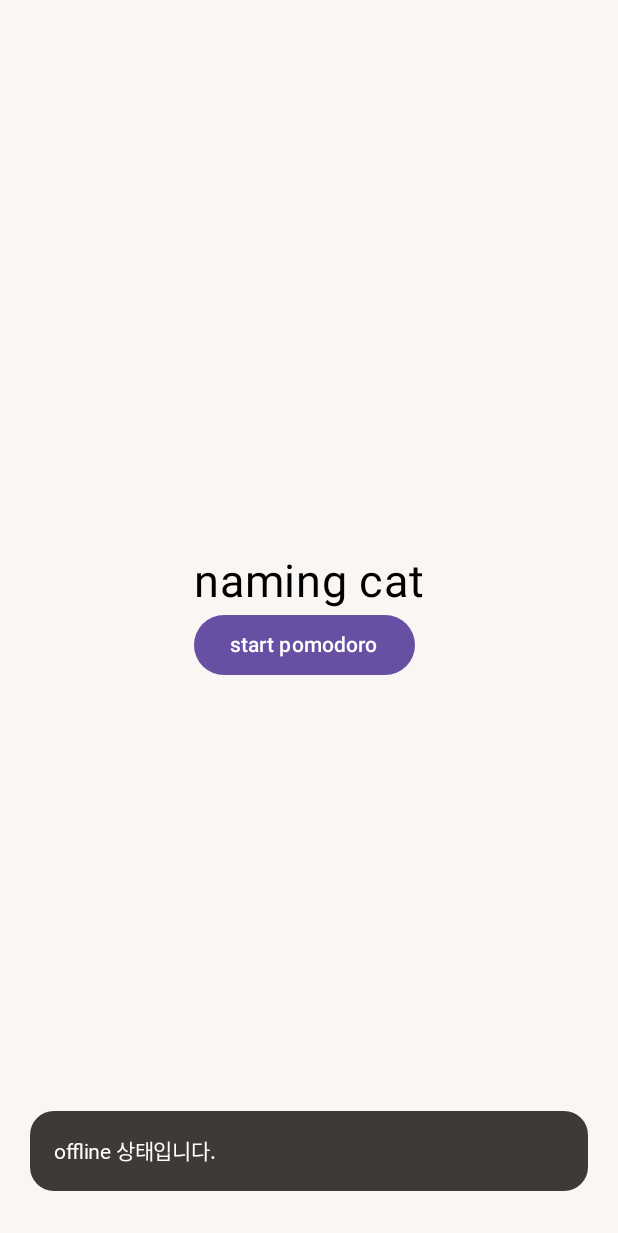
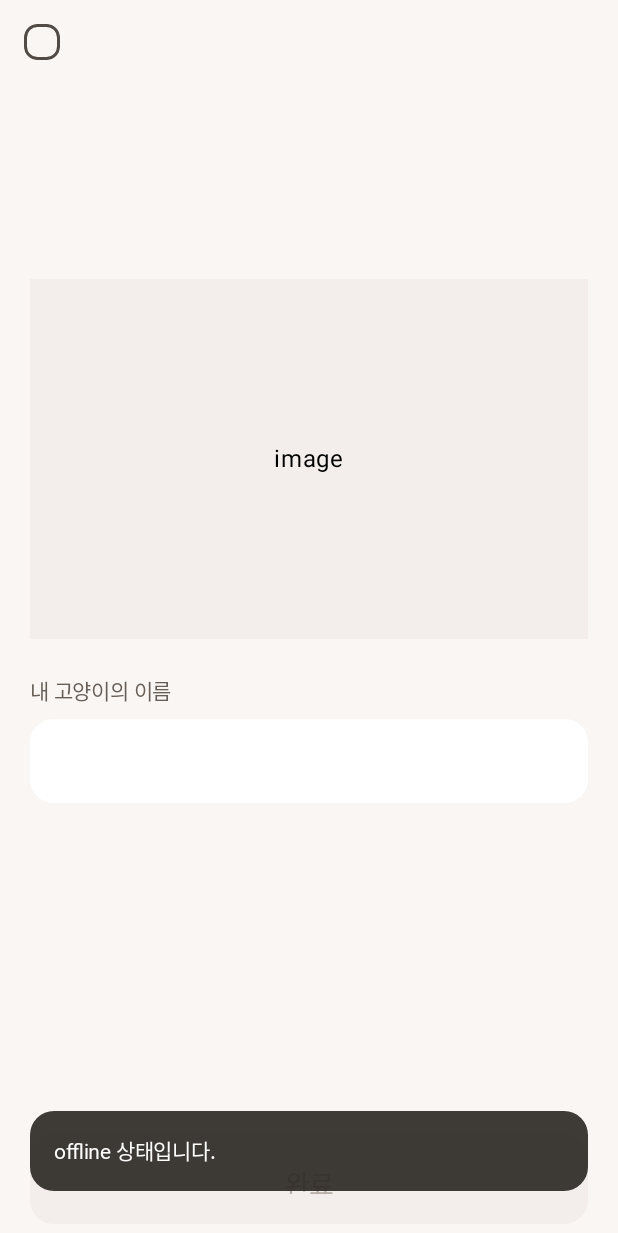
Before and after one commit to Nexters/PomoNyang-Android, an Android app built with Jetpack Compose: the OnboardingNamingCatRoute screen opened through its navigation route, on a phone screen of 412 x 824 dp. Shown: the top 1233 px of the screen. Run offline under Robolectric (Android 15) with nearby library versions, the light colour scheme and no system bars; our stand-ins replace Dagger/Hilt's generated code, Timber; network calls fail; Roboto replaces fonts that are not available here.

Commit message:
[CAT-170] 고양이 이름 짓기 화면 UI (#50)

```diff
--- /dev/null
+++ b/presentation/src/main/java/com/pomonyang/mohanyang/presentation/designsystem/textfield/MnTextField.kt
@@ -0,0 +1,195 @@
+package com.pomonyang.mohanyang.presentation.designsystem.textfield
+
+import androidx.compose.foundation.BorderStroke
+import androidx.compose.foundation.background
+import androidx.compose.foundation.clickable
+import androidx.compose.foundation.interaction.MutableInteractionSource
+import androidx.compose.foundation.interaction.collectIsFocusedAsState
+import androidx.compose.foundation.layout.Box
+import androidx.compose.foundation.layout.Column
+import androidx.compose.foundation.layout.fillMaxSize
+import androidx.compose.foundation.layout.fillMaxWidth
+import androidx.compose.foundation.layout.height
+import androidx.compose.foundation.layout.padding
+import androidx.compose.foundation.shape.RoundedCornerShape
+import androidx.compose.foundation.text.BasicTextField
+import androidx.compose.foundation.text.KeyboardActions
+import androidx.compose.foundation.text.KeyboardOptions
+import androidx.compose.foundation.text.selection.LocalTextSelectionColors
+import androidx.compose.foundation.text.selection.TextSelectionColors
+import androidx.compose.material3.Surface
+import androidx.compose.material3.Text
+import androidx.compose.runtime.Composable
+import androidx.compose.runtime.CompositionLocalProvider
+import androidx.compose.runtime.getValue
+import androidx.compose.runtime.mutableStateOf
+import androidx.compose.runtime.remember
+import androidx.compose.ui.Alignment
+import androidx.compose.ui.Modifier
+import androidx.compose.ui.draw.clip
+import androidx.compose.ui.focus.FocusManager
+import androidx.compose.ui.graphics.Color
+import androidx.compose.ui.graphics.SolidColor
+import androidx.compose.ui.platform.LocalFocusManager
+import androidx.compose.ui.platform.LocalSoftwareKeyboardController
+import androidx.compose.ui.platform.SoftwareKeyboardController
+import androidx.compose.ui.text.TextStyle
+import androidx.compose.ui.text.input.VisualTransformation
+import androidx.compose.ui.tooling.preview.Preview
+import androidx.compose.ui.unit.Dp
+import androidx.compose.ui.unit.dp
+import com.pomonyang.mohanyang.presentation.designsystem.token.MnColor
+import com.pomonyang.mohanyang.presentation.designsystem.token.MnRadius
+import com.pomonyang.mohanyang.presentation.designsystem.token.MnSpacing
+import com.pomonyang.mohanyang.presentation.theme.MnTheme
+
+@Composable
+fun MnTextField(
+    value: String,
+    onValueChange: (String) -> Unit,
+    modifier: Modifier = Modifier,
+    isSingleLine: Boolean = true,
+    textColor: Color = MnTheme.textColorScheme.primary,
+    textStyle: TextStyle = MnTheme.typography.bodySemiBold,
+    counterMaxLength: Int = 0,
+    readOnly: Boolean = false,
+    isEnabled: Boolean = true,
+    hint: String = "",
+    hintTextStyle: TextStyle = MnTheme.typography.bodySemiBold,
+    isError: Boolean = false,
+    errorMessage: String = "",
+    errorTextStyle: TextStyle = MnTheme.typography.captionRegular,
+    backgroundColor: Color = Color.Unspecified,
+    borderColor: Color = MnColor.Orange500,
+    borderWidth: Dp = 1.dp,
+    visualTransformation: VisualTransformation = VisualTransformation.None,
+    interactionSource: MutableInteractionSource = remember { MutableInteractionSource() },
+    focusManager: FocusManager = LocalFocusManager.current,
+    keyboardController: SoftwareKeyboardController? = LocalSoftwareKeyboardController.current,
+    keyboardOptions: KeyboardOptions = KeyboardOptions.Default,
+    keyboardActions: KeyboardActions = KeyboardActions(
+        onDone = {
+            keyboardController?.hide()
+            focusManager.clearFocus(true)
+        }
+    ),
+    textSelectionColors: TextSelectionColors = TextSelectionColors(
+        handleColor = MnTheme.backgroundColorScheme.accent1,
+        backgroundColor = Color.Transparent
+    )
+) {
+    val height = 56.dp
+    val containerColor = if (isEnabled) backgroundColor else MnTheme.backgroundColorScheme.secondary
+    val contentColor = if (isEnabled) textColor else MnTheme.textColorScheme.disabled
+
+    val isFocused by interactionSource.collectIsFocusedAsState()
+
+    CompositionLocalProvider(
+        LocalTextSelectionColors provides textSelectionColors
+    ) {
+        Column(modifier = modifier) {
+            BasicTextField(
+                modifier = Modifier
+                    .fillMaxWidth()
+                    .height(height),
+                value = value,
+                onValueChange = {
+                    val newValue = if (counterMaxLength > 0) {
+                        it.take(counterMaxLength)
+                    } else {
+                        it
+                    }
+                    onValueChange(newValue)
+                },
+
+                enabled = isEnabled,
+                readOnly = readOnly,
+                textStyle = textStyle.copy(contentColor),
+                keyboardOptions = keyboardOptions,
+                keyboardActions = keyboardActions,
+                singleLine = isSingleLine,
+                interactionSource = interactionSource,
+                visualTransformation = visualTransformation,
+                cursorBrush = SolidColor(MnTheme.backgroundColorScheme.accent1),
+                decorationBox = @Composable { innerTextField ->
+                    Surface(
+                        color = containerColor,
+                        border = BorderStroke(
+                            borderWidth,
+                            if (isFocused || isError) borderColor else containerColor
+                        ),
+                        shape = RoundedCornerShape(MnRadius.small)
+
+                    ) {
+                        Box(
+                            modifier = Modifier
+                                .clip(RoundedCornerShape(MnRadius.small))
+                                .background(containerColor)
+                                .padding(MnSpacing.large),
+                            contentAlignment = Alignment.CenterStart
+                        ) {
+                            if (!isFocused && value.isEmpty()) {
+                                Text(
+                                    text = hint,
+                                    color = MnTheme.textColorScheme.disabled,
+                                    style = hintTextStyle
+                                )
+                            }
+                            innerTextField()
+                        }
+                    }
+                }
+            )
+            if (isError && errorMessage.isNotEmpty()) {
+                Text(
+                    modifier = Modifier
+                        .padding(
+                            top = MnSpacing.xSmall,
+                            start = MnSpacing.xSmall
+                        ),
+                    text = errorMessage,
+                    style = errorTextStyle,
+                    color = MnColor.Red300
+                )
+            }
+        }
+    }
+}
+
+@Preview
+@Composable
+fun PreviewMnTextField() {
+    MnTheme {
+        val focusManager = LocalFocusManager.current
+        val keyboardController = LocalSoftwareKeyboardController.current
+
+        val text = remember {
+            mutableStateOf("모하냥")
+        }
+
+        Box(
+            modifier = Modifier
+                .fillMaxSize()
+                .clickable(
+                    interactionSource = remember { MutableInteractionSource() },
+                    indication = null
+                ) {
+                    keyboardController?.hide()
+                    focusManager.clearFocus(true)
+                }
+        ) {
+            MnTextField(
+                modifier = Modifier.fillMaxWidth(),
+                backgroundColor = MnColor.White,
+                textStyle = MnTheme.typography.header4,
+                value = text.value,
+                onValueChange = { value -> text.value = value },
+                hint = "hint",
+                isEnabled = false,
+                isError = false,
+                textColor = MnColor.Gray400,
+                errorMessage = "에러났다냥"
+            )
+        }
+    }
+}
--- a/presentation/src/main/java/com/pomonyang/mohanyang/presentation/screen/onboarding/OnboardingNavigator.kt
+++ b/presentation/src/main/java/com/pomonyang/mohanyang/presentation/screen/onboarding/OnboardingNavigator.kt
@@ -48,7 +48,8 @@ fun NavGraphBuilder.onboardingScreen(
 
         composable<OnboardingNamingCat> {
             OnboardingNamingCatRoute(
-                onHomeClick = {
+                onBackClick = { navHostController.popBackStack() },
+                onNavToHome = {
                     navHostController.navigate(
                         route = Home,
                         navOptions = NavOptions.Builder().setPopUpTo<OnboardingGuide>(false).build()
--- /dev/null
+++ b/presentation/src/main/java/com/pomonyang/mohanyang/presentation/screen/onboarding/naming/CatNameVerifier.kt
@@ -0,0 +1,42 @@
+package com.pomonyang.mohanyang.presentation.screen.onboarding.naming
+
+import javax.inject.Inject
+
+data class ValidationResult(val isValid: Boolean, val message: String = "")
+
+class CatNameVerifier @Inject constructor() {
+
+    fun verifyName(name: String): ValidationResult {
+        val validators = listOf(
+            ::validateLength,
+            ::validatePattern,
+            ::validateFirstSpace
+        )
+
+        return validators.asSequence()
+            .map { it(name) }
+            .firstOrNull { it.isValid.not() }
+            ?: ValidationResult(true)
+    }
+
+    private fun validateLength(name: String) = ValidationResult(
+        isValid = name.length <= NAME_MAX_LENGTH,
+        message = if (name.length <= NAME_MAX_LENGTH) "" else "최대 ${NAME_MAX_LENGTH}자리까지 허용됩니다."
+    )
+
+    private fun validatePattern(name: String) = ValidationResult(
+        isValid = NAME_PATTERN.toRegex().matches(name),
+        message = if (NAME_PATTERN.toRegex().matches(name)) "" else "특수 문자는 사용할 수 없습니다."
+    )
+
+    private fun validateFirstSpace(name: String) = ValidationResult(
+        isValid = !name.first().isWhitespace(),
+        message = if (name.first().isWhitespace()) "고양이 이름은 빈 칸이 될 수 없어요" else ""
+    )
+
+    companion object {
+        private const val NAME_MAX_LENGTH = 10
+        private const val NAME_MIN_LENGTH = 1
+        private const val NAME_PATTERN = "^[\\w\\s]{${NAME_MIN_LENGTH},${NAME_MAX_LENGTH}}$"
+    }
+}
--- a/presentation/src/main/java/com/pomonyang/mohanyang/presentation/screen/onboarding/naming/OnboardingNamingCatScreen.kt
+++ b/presentation/src/main/java/com/pomonyang/mohanyang/presentation/screen/onboarding/naming/OnboardingNamingCatScreen.kt
@@ -1,37 +1,177 @@
 package com.pomonyang.mohanyang.presentation.screen.onboarding.naming
 
+import androidx.compose.foundation.background
 import androidx.compose.foundation.layout.Box
 import androidx.compose.foundation.layout.Column
+import androidx.compose.foundation.layout.PaddingValues
+import androidx.compose.foundation.layout.Spacer
 import androidx.compose.foundation.layout.fillMaxSize
-import androidx.compose.material3.Button
+import androidx.compose.foundation.layout.fillMaxWidth
+import androidx.compose.foundation.layout.height
+import androidx.compose.foundation.layout.imePadding
+import androidx.compose.foundation.layout.padding
+import androidx.compose.foundation.lazy.LazyColumn
+import androidx.compose.foundation.lazy.rememberLazyListState
 import androidx.compose.material3.Text
 import androidx.compose.runtime.Composable
+import androidx.compose.runtime.LaunchedEffect
+import androidx.compose.runtime.getValue
+import androidx.compose.runtime.mutableStateOf
+import androidx.compose.runtime.remember
+import androidx.compose.runtime.saveable.rememberSaveable
+import androidx.compose.runtime.setValue
 import androidx.compose.ui.Alignment
 import androidx.compose.ui.Modifier
-import androidx.compose.ui.unit.sp
+import androidx.compose.ui.platform.LocalFocusManager
+import androidx.compose.ui.platform.LocalSoftwareKeyboardController
+import androidx.compose.ui.res.stringResource
+import androidx.compose.ui.tooling.preview.Preview
+import androidx.compose.ui.unit.dp
+import androidx.hilt.navigation.compose.hiltViewModel
+import com.mohanyang.presentation.R
+import com.pomonyang.mohanyang.presentation.designsystem.button.box.MnBoxButton
+import com.pomonyang.mohanyang.presentation.designsystem.button.box.MnBoxButtonColorType
+import com.pomonyang.mohanyang.presentation.designsystem.button.box.MnBoxButtonStyles
+import com.pomonyang.mohanyang.presentation.designsystem.button.icon.MnIconButton
+import com.pomonyang.mohanyang.presentation.designsystem.textfield.MnTextField
+import com.pomonyang.mohanyang.presentation.designsystem.token.MnColor
+import com.pomonyang.mohanyang.presentation.designsystem.token.MnSpacing
+import com.pomonyang.mohanyang.presentation.designsystem.tooltip.tooltip
+import com.pomonyang.mohanyang.presentation.designsystem.topappbar.MnTopAppBar
+import com.pomonyang.mohanyang.presentation.theme.MnTheme
+import com.pomonyang.mohanyang.presentation.util.collectWithLifecycle
+import com.pomonyang.mohanyang.presentation.util.noRippleClickable
 
 @Composable
 fun OnboardingNamingCatRoute(
-    onHomeClick: () -> Unit,
-    modifier: Modifier = Modifier
+    onBackClick: () -> Unit,
+    onNavToHome: () -> Unit,
+    modifier: Modifier = Modifier,
+    onboardingNamingCatViewModel: OnboardingNamingCatViewModel = hiltViewModel()
 ) {
+    onboardingNamingCatViewModel.effects.collectWithLifecycle { effect ->
+        when (effect) {
+            is NamingSideEffect.NavToHome -> {
+                onNavToHome()
+            }
+        }
+    }
+
     OnboardingNamingCatScreen(
-        onHomeClick = onHomeClick,
+        onAction = onboardingNamingCatViewModel::handleEvent,
+        onBackClick = onBackClick,
         modifier = modifier
     )
 }
 
 @Composable
 fun OnboardingNamingCatScreen(
-    onHomeClick: () -> Unit,
+    onAction: (NamingEvent) -> Unit,
+    onBackClick: () -> Unit,
     modifier: Modifier = Modifier
 ) {
-    Box(modifier = Modifier.fillMaxSize(), contentAlignment = Alignment.Center) {
-        Column {
-            Text(text = "naming cat", fontSize = 30.sp)
-            Button(onClick = onHomeClick) {
-                Text(text = "start pomodoro")
+    val focusManager = LocalFocusManager.current
+    val keyboardController = LocalSoftwareKeyboardController.current
+    val listState = rememberLazyListState()
+
+    var name by rememberSaveable { mutableStateOf("") }
+    val catNameValidator = remember { CatNameVerifier() }
+    var nameValidationResult by remember {
+        mutableStateOf(ValidationResult(true))
+    }
+
+    LaunchedEffect(name) {
+        if (name.isNotEmpty()) {
+            nameValidationResult = catNameValidator.verifyName(name)
+        }
+    }
+
+    Column(
+        modifier = modifier
+            .fillMaxSize()
+            .noRippleClickable {
+                focusManager.clearFocus(true)
+                keyboardController?.hide()
+            }
+            .imePadding()
+
+    ) {
+        MnTopAppBar(navigationIcon = {
+            MnIconButton(
+                onClick = onBackClick,
+                iconResourceId = R.drawable.ic_null
+            )
+        })
+
+        LazyColumn(
+            state = listState,
+            modifier = Modifier
+                .padding(horizontal = MnSpacing.xLarge)
+
+        ) {
+            item {
+                CatRive(modifier = Modifier.padding(top = 130.dp))
+                Text(
+                    modifier = Modifier.padding(
+                        top = MnSpacing.twoXLarge,
+                        bottom = MnSpacing.small
+                    ),
+                    text = stringResource(R.string.naming_cat),
+                    style = MnTheme.typography.subBodyRegular,
+                    color = MnTheme.textColorScheme.secondary
+                )
+                MnTextField(
+                    modifier = Modifier.fillMaxWidth(),
+                    value = name,
+                    isError = !nameValidationResult.isValid,
+                    errorMessage = nameValidationResult.message,
+                    backgroundColor = MnColor.White,
+                    onValueChange = { value -> name = value }
+                )
             }
         }
+        Spacer(modifier = Modifier.weight(1f))
+
+        MnBoxButton(
+            text = stringResource(R.string.complete),
+            containerPadding = PaddingValues(
+                bottom = MnSpacing.small,
+                start = MnSpacing.xLarge,
+                end = MnSpacing.xLarge
+            ),
+            onClick = { onAction(NamingEvent.OnComplete(name)) },
+            isEnabled = name.isNotEmpty() && nameValidationResult.isValid,
+            modifier = Modifier.fillMaxWidth(),
+            colors = MnBoxButtonColorType.primary,
+            styles = MnBoxButtonStyles.large
+        )
     }
 }
+
+@Composable
+fun CatRive(modifier: Modifier = Modifier) {
+    Box(
+        modifier = modifier
+            .fillMaxWidth()
+            .height(240.dp)
+            .background(MnTheme.backgroundColorScheme.secondary)
+            .tooltip(
+                stringResource(id = R.string.naming_cat_tooltip),
+                showOverlay = false,
+                enabled = false // TODO 툴팁 적용시 포커스 불가문제 해결
+
+            ),
+        contentAlignment = Alignment.Center
+    ) {
+        Text(text = "image")
+    }
+}
+
+@Composable
+@Preview
+fun PreviewOnboardingNamingCatScreen() {
+    OnboardingNamingCatScreen(
+        onBackClick = {},
+        onAction = { _ -> }
+    )
+}
--- /dev/null
+++ b/presentation/src/main/java/com/pomonyang/mohanyang/presentation/screen/onboarding/naming/OnboardingNamingCatViewModel.kt
@@ -0,0 +1,32 @@
+package com.pomonyang.mohanyang.presentation.screen.onboarding.naming
+
+import com.pomonyang.mohanyang.presentation.base.BaseViewModel
+import com.pomonyang.mohanyang.presentation.base.ViewEvent
+import com.pomonyang.mohanyang.presentation.base.ViewSideEffect
+import com.pomonyang.mohanyang.presentation.base.ViewState
+import dagger.hilt.android.lifecycle.HiltViewModel
+import javax.inject.Inject
+
+object NamingState : ViewState
+
+sealed interface NamingEvent : ViewEvent {
+    data class OnComplete(val name: String) : NamingEvent
+}
+
+sealed interface NamingSideEffect : ViewSideEffect {
+    data object NavToHome : NamingSideEffect
+}
+
+@HiltViewModel
+class OnboardingNamingCatViewModel @Inject constructor() : BaseViewModel<NamingState, NamingEvent, NamingSideEffect>() {
+
+    override fun setInitialState(): NamingState = NamingState
+
+    override fun handleEvent(event: NamingEvent) {
+        when (event) {
+            is NamingEvent.OnComplete -> {
+                setEffect(NamingSideEffect.NavToHome)
+            }
+        }
+    }
+}
--- a/presentation/src/main/res/values/strings.xml
+++ b/presentation/src/main/res/values/strings.xml
@@ -2,6 +2,7 @@
 <resources>
     <string name="focus">집중</string>
     <string name="rest">휴식</string>
+    <string name="complete">완료</string>
     <string name="tooltip_category_content">눌러서 카테고리를 변경할 수 있어요</string>
     <string name="tooltip_time_content">눌러서 시간을 조정할 수 있어요</string>
     <string name="tooltip_rest_content">푹 쉬었나요?\n힘내서 다시 집중할까냥?</string>
@@ -22,4 +23,6 @@
         <item>일정 시간 집중과 휴식을 반복해 번아웃을 방지하고\n
             짧은 시간의 몰입을 경험해보세요.</item>
     </string-array>
+    <string name="naming_cat">내 고양이의 이름</string>
+    <string name="naming_cat_tooltip">반갑다냥! 내 이름을 지어줄래냥?</string>
 </resources>
```
